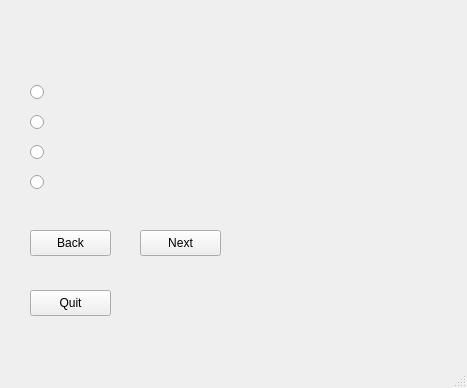
Qt form Quiz_GUI_QT.ui (MajBill/AI_Quiz_Gen) before a commit.
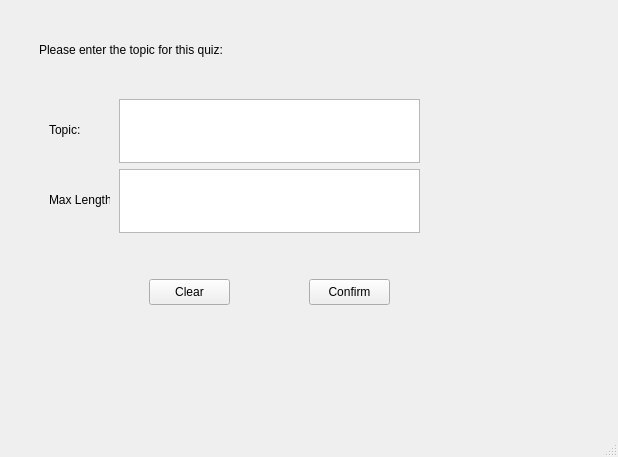
The same form after that commit.

```diff
--- a/Quiz_GUI_QT.ui
+++ b/Quiz_GUI_QT.ui
@@ -6,24 +6,119 @@
    <rect>
     <x>0</x>
     <y>0</y>
-    <width>467</width>
-    <height>388</height>
+    <width>618</width>
+    <height>457</height>
    </rect>
   </property>
   <property name="windowTitle">
    <string>MainWindow</string>
   </property>
   <widget class="QWidget" name="centralwidget">
-   <widget class="QLabel" name="lblQuestion">
+   <layout class="QVBoxLayout" name="verticalLayout">
+    <item>
+     <widget class="QStackedWidget" name="stackedWidget">
+      <property name="currentIndex">
+       <number>0</number>
+      </property>
+      <widget class="QWidget" name="pageHome">
+       <widget class="QLabel" name="label">
     <property name="geometry">
      <rect>
       <x>30</x>
-      <y>20</y>
-      <width>401</width>
+          <y>10</y>
+          <width>521</width>
       <height>61</height>
      </rect>
     </property>
     <property name="text">
+         <string>Please enter the topic for this quiz:</string>
+        </property>
+       </widget>
+       <widget class="QTextEdit" name="lblTopic">
+        <property name="geometry">
+         <rect>
+          <x>110</x>
+          <y>90</y>
+          <width>301</width>
+          <height>64</height>
+         </rect>
+        </property>
+       </widget>
+       <widget class="QLabel" name="label_2">
+        <property name="geometry">
+         <rect>
+          <x>40</x>
+          <y>100</y>
+          <width>61</width>
+          <height>41</height>
+         </rect>
+        </property>
+        <property name="text">
+         <string>Topic:</string>
+        </property>
+       </widget>
+       <widget class="QLabel" name="label_3">
+        <property name="geometry">
+         <rect>
+          <x>40</x>
+          <y>170</y>
+          <width>61</width>
+          <height>41</height>
+         </rect>
+        </property>
+        <property name="text">
+         <string>Max Length:</string>
+        </property>
+       </widget>
+       <widget class="QTextEdit" name="lblMaxLength">
+        <property name="geometry">
+         <rect>
+          <x>110</x>
+          <y>160</y>
+          <width>301</width>
+          <height>64</height>
+         </rect>
+        </property>
+       </widget>
+       <widget class="QPushButton" name="btnConfirm">
+        <property name="geometry">
+         <rect>
+          <x>300</x>
+          <y>270</y>
+          <width>81</width>
+          <height>26</height>
+         </rect>
+        </property>
+        <property name="text">
+         <string>Confirm</string>
+        </property>
+       </widget>
+       <widget class="QPushButton" name="btnClear">
+        <property name="geometry">
+         <rect>
+          <x>140</x>
+          <y>270</y>
+          <width>81</width>
+          <height>26</height>
+         </rect>
+        </property>
+        <property name="text">
+         <string>Clear</string>
+        </property>
+       </widget>
+      </widget>
+      <widget class="QWidget" name="pageLoading"/>
+      <widget class="QWidget" name="pageQuiz">
+       <widget class="QLabel" name="lblQuestion">
+        <property name="geometry">
+         <rect>
+          <x>10</x>
+          <y>10</y>
+          <width>501</width>
+          <height>81</height>
+         </rect>
+        </property>
+        <property name="text">
      <string/>
     </property>
     <property name="textFormat">
@@ -33,37 +128,11 @@
      <set>Qt::AlignmentFlag::AlignLeading|Qt::AlignmentFlag::AlignLeft|Qt::AlignmentFlag::AlignTop</set>
     </property>
    </widget>
-   <widget class="QPushButton" name="btnBack">
-    <property name="geometry">
-     <rect>
-      <x>30</x>
-      <y>230</y>
-      <width>81</width>
-      <height>26</height>
-     </rect>
-    </property>
-    <property name="text">
-     <string>Back</string>
-    </property>
-   </widget>
-   <widget class="QPushButton" name="btnNext">
-    <property name="geometry">
-     <rect>
-      <x>140</x>
-      <y>230</y>
-      <width>81</width>
-      <height>26</height>
-     </rect>
-    </property>
-    <property name="text">
-     <string>Next</string>
-    </property>
-   </widget>
    <widget class="QPushButton" name="btnQuit">
     <property name="geometry">
      <rect>
-      <x>30</x>
-      <y>290</y>
+          <x>60</x>
+          <y>350</y>
       <width>81</width>
       <height>26</height>
      </rect>
@@ -72,12 +141,38 @@
      <string>Quit</string>
     </property>
    </widget>
-   <widget class="QRadioButton" name="radioButton_2">
+       <widget class="QPushButton" name="btnNext">
     <property name="geometry">
      <rect>
-      <x>30</x>
-      <y>110</y>
-      <width>98</width>
+          <x>250</x>
+          <y>310</y>
+          <width>81</width>
+          <height>26</height>
+         </rect>
+        </property>
+        <property name="text">
+         <string>Next</string>
+        </property>
+       </widget>
+       <widget class="QPushButton" name="btnBack">
+        <property name="geometry">
+         <rect>
+          <x>60</x>
+          <y>310</y>
+          <width>81</width>
+          <height>26</height>
+         </rect>
+        </property>
+        <property name="text">
+         <string>Back</string>
+        </property>
+       </widget>
+       <widget class="QRadioButton" name="radioButton_3">
+        <property name="geometry">
+         <rect>
+          <x>60</x>
+          <y>230</y>
+          <width>93</width>
       <height>24</height>
      </rect>
     </property>
@@ -91,9 +186,9 @@
    <widget class="QRadioButton" name="radioButton_4">
     <property name="geometry">
      <rect>
-      <x>30</x>
-      <y>170</y>
-      <width>98</width>
+          <x>60</x>
+          <y>260</y>
+          <width>125</width>
       <height>24</height>
      </rect>
     </property>
@@ -107,9 +202,9 @@
    <widget class="QRadioButton" name="radioButton_1">
     <property name="geometry">
      <rect>
-      <x>30</x>
-      <y>80</y>
-      <width>98</width>
+          <x>60</x>
+          <y>170</y>
+          <width>190</width>
       <height>24</height>
      </rect>
     </property>
@@ -120,12 +215,12 @@
      <string notr="true">buttonGroup_1</string>
     </attribute>
    </widget>
-   <widget class="QRadioButton" name="radioButton_3">
+       <widget class="QRadioButton" name="radioButton_2">
     <property name="geometry">
      <rect>
-      <x>30</x>
-      <y>140</y>
-      <width>98</width>
+          <x>60</x>
+          <y>200</y>
+          <width>111</width>
       <height>24</height>
      </rect>
     </property>
@@ -136,6 +231,51 @@
      <string notr="true">buttonGroup_1</string>
     </attribute>
    </widget>
+      </widget>
+      <widget class="QWidget" name="pageResults">
+       <widget class="QPushButton" name="btnTryNew">
+        <property name="geometry">
+         <rect>
+          <x>120</x>
+          <y>310</y>
+          <width>81</width>
+          <height>26</height>
+         </rect>
+        </property>
+        <property name="text">
+         <string>New set</string>
+        </property>
+       </widget>
+       <widget class="QPushButton" name="btnTrySame">
+        <property name="geometry">
+         <rect>
+          <x>40</x>
+          <y>310</y>
+          <width>81</width>
+          <height>26</height>
+         </rect>
+        </property>
+        <property name="text">
+         <string>Same set</string>
+        </property>
+       </widget>
+       <widget class="QLabel" name="label_4">
+        <property name="geometry">
+         <rect>
+          <x>48</x>
+          <y>280</y>
+          <width>241</width>
+          <height>20</height>
+         </rect>
+        </property>
+        <property name="text">
+         <string>Try again?</string>
+        </property>
+       </widget>
+      </widget>
+     </widget>
+    </item>
+   </layout>
   </widget>
   <widget class="QMenuBar" name="menubar">
    <property name="geometry">
```
Left out of the diff: 2 changed lines with no effect on the pictures. Lines whose indentation alone changed are shown as unchanged.
